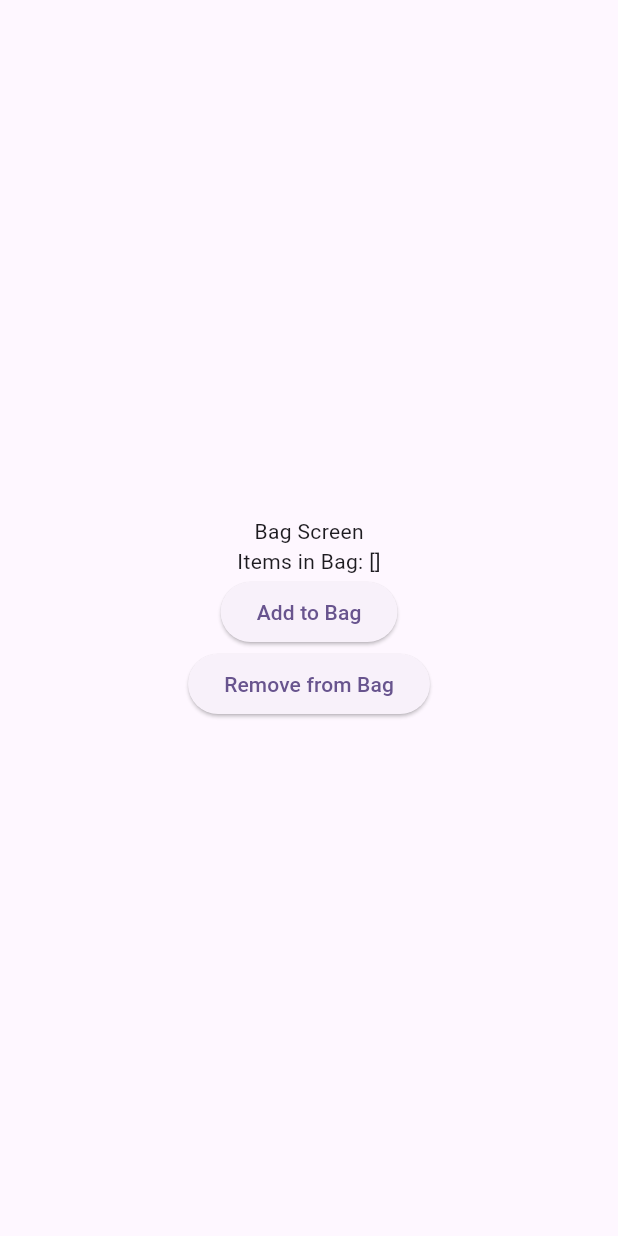
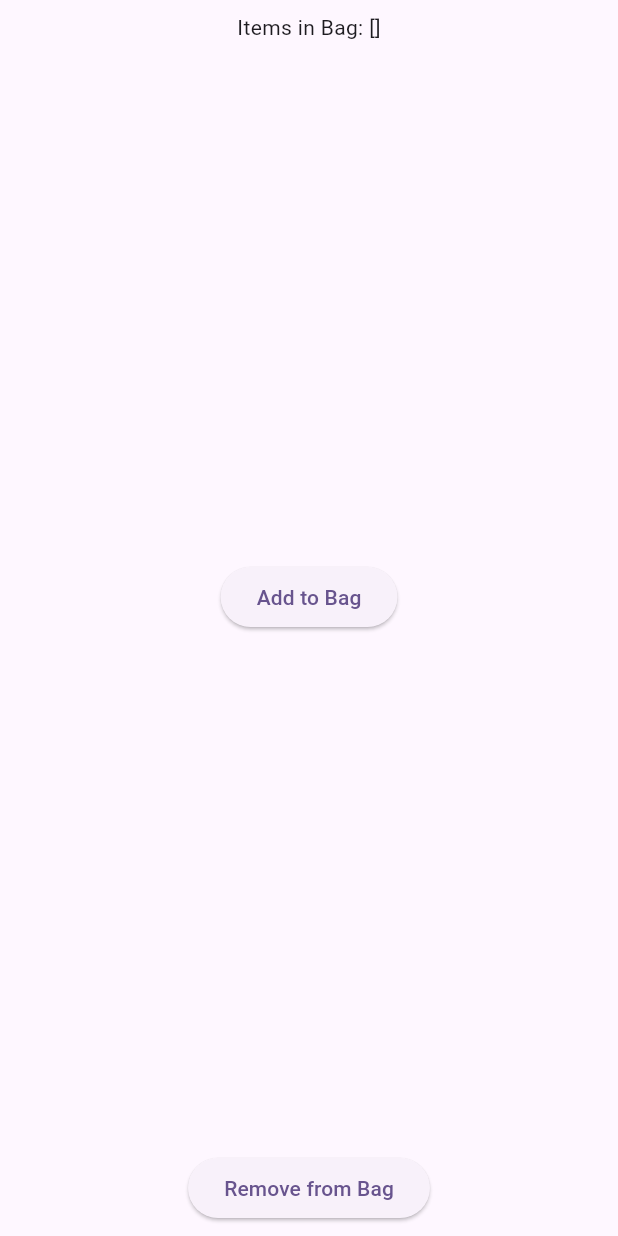
Before and after one commit to sara4se/EcommercePage, a Flutter app: the BagScreen screen opened directly, on a phone screen of 412 x 824 dp. Run offline on Flutter 3.47's test engine with Material 3 defaults, Android fonts, the light colour scheme and no system bars; our stand-ins replace flutter_bloc.

Commit message:
ecommerce app

```diff
--- a/lib/components/bag/bag.dart
+++ b/lib/components/bag/bag.dart
@@ -9,11 +9,18 @@ class BagScreen extends StatelessWidget {
   Widget build(BuildContext context) {
     return BlocBuilder<BagCubit, BagState>(
       builder: (context, state) {
-        return Center(
-          child: Column(
+        return Scaffold(
+          body: Padding(
+            padding: const EdgeInsets.all(8.0),
+            child: Row(
               mainAxisAlignment: MainAxisAlignment.center,
               children: [
-              Text('Bag Screen'),
+                Column(
+                  crossAxisAlignment: CrossAxisAlignment.center,
+                  mainAxisAlignment: MainAxisAlignment.spaceBetween,
+                  // mainAxisAlignment: MainAxisAlignment.center,
+                  children: [
+
                     Text('Items in Bag: ${state.items}'),
                     ElevatedButton(
                       onPressed: () {
@@ -22,6 +29,7 @@ class BagScreen extends StatelessWidget {
                       },
                       child: Text('Add to Bag'),
                     ),
+
                     ElevatedButton(
                       onPressed: () {
                         // Remove item from the bag
@@ -31,6 +39,9 @@ class BagScreen extends StatelessWidget {
                     ),
                   ],
                 ),
+              ],
+            ),
+          ),
         );
       },
     );
--- a/lib/main.dart
+++ b/lib/main.dart
@@ -1,5 +1,6 @@
 import 'package:flutter/material.dart';
 import 'package:flutter/material.dart';
+import 'appinjector.dart';
 import 'components/home/home.dart';
 
 void main() {
@@ -18,7 +19,9 @@ class MyApp extends StatelessWidget {
         colorScheme: ColorScheme.fromSeed(seedColor: Colors.deepPurple),
         useMaterial3: true,
       ),
-      home: const MyHomePage(title: 'Home Page'),
+      home: AppInjector(
+        child: const MyHomePage(title: 'Home Page'),
+      ),
     );
   }
 }
```
Also changed, not shown: lib/appinjector.dart (added, +25 -0 lines). Lines whose indentation alone changed are shown as unchanged.
